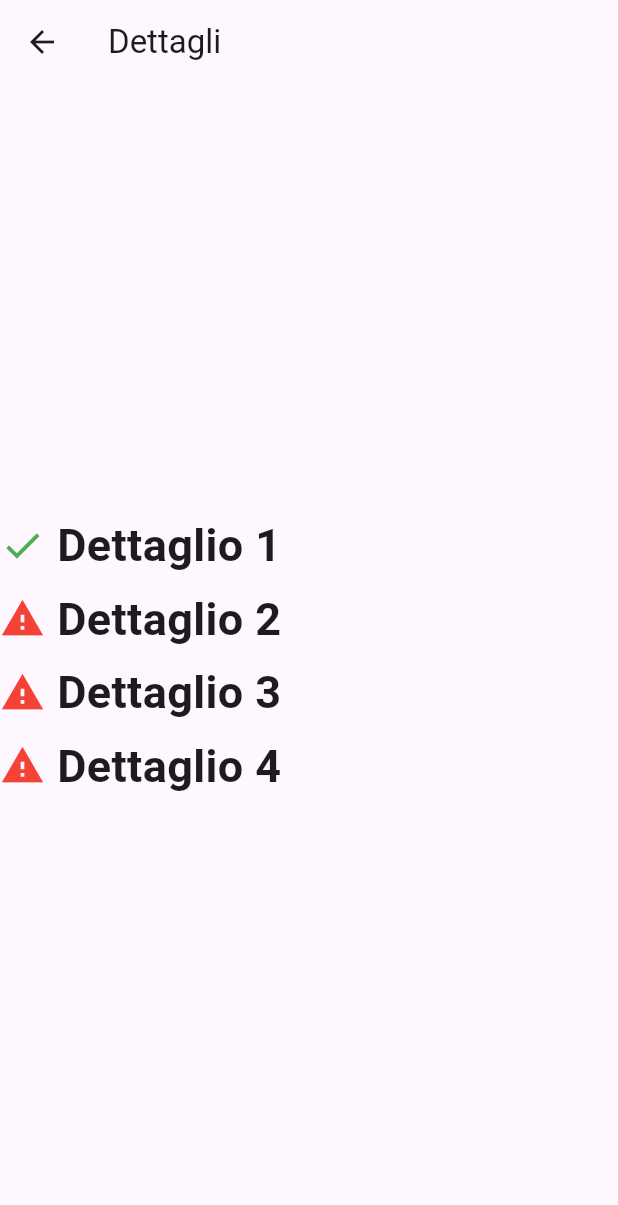
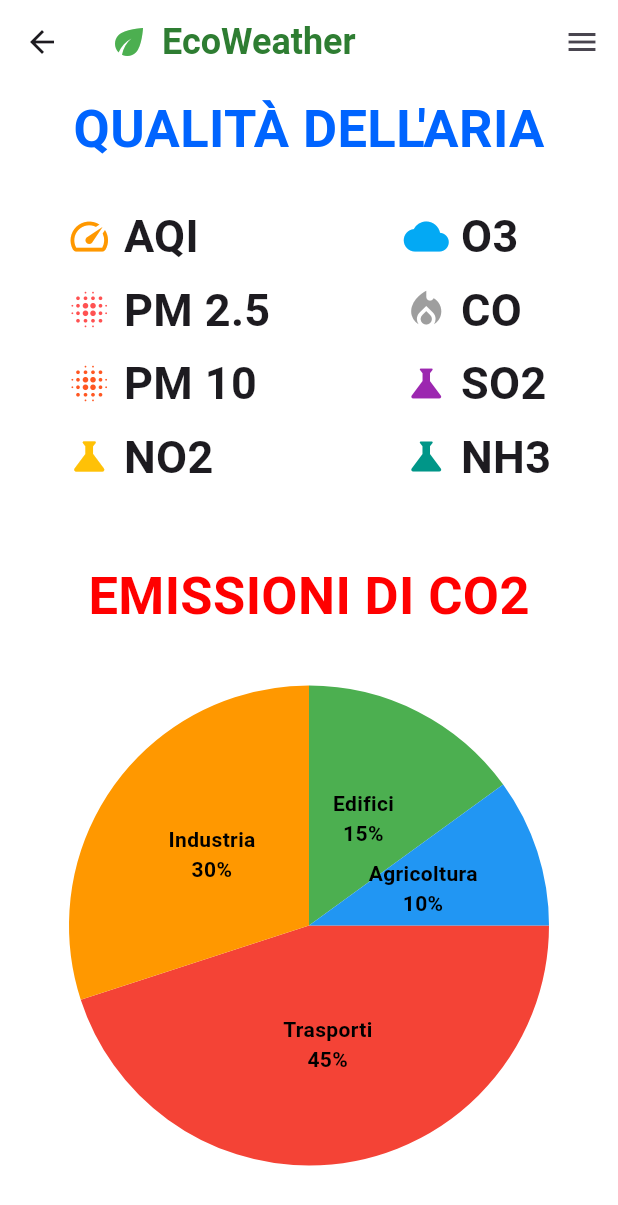
Before and after one commit to ciaba17/meteo, a Flutter app: the InquinamentoScreen screen opened directly, on a phone screen of 412 x 824 dp. Shown: the top 1205 px of the screen. Run offline on Flutter 3.47's test engine with Material 3 defaults, Android fonts, the phone set to English and light mode, and no system bars; drawn by our look-alikes of fl_chart.

Commit message:
aggiunto scroll nella home screen e aggiornata schermata APPROFONDISCI

```diff
--- a/meteo/lib/main.dart
+++ b/meteo/lib/main.dart
@@ -1,6 +1,7 @@
 import 'package:flutter/material.dart';
 import 'dart:convert'; // per jsonDecode
 import 'package:http/http.dart' as http;
+import 'package:fl_chart/fl_chart.dart';// per i grafici
 
 void main() {
   runApp(EcoWeatherApp());
@@ -78,7 +79,7 @@ class _HomeScreenState extends State<HomeScreen> {
         ),
       ),
 
-      body: SafeArea(
+      body: SingleChildScrollView(
         child: Padding(
           padding: const EdgeInsets.all(24.0),
           child: Column(
@@ -240,23 +241,149 @@ class InquinamentoScreen extends StatelessWidget {
   @override
   Widget build(BuildContext context) {
     return Scaffold(
+      backgroundColor: Colors.white,
+
+      // Appbar per logo e tasto menu
       appBar: AppBar(
-        title: Text("Dettagli"),
+      // Logo EcoWeather
+        backgroundColor: Colors.transparent,
+        title: Row(
+          children: [
+            Icon(Icons.eco, color: Colors.green, size: 28),
+            SizedBox(width: 8),
+            Text("EcoWeather",
+                style: TextStyle(
+                    fontSize: 24,
+                    fontWeight: FontWeight.bold,
+                    color: Colors.green[800]))
+          ],
+        ),
       ),
-      body: Center(
-        child: Column(
-          mainAxisAlignment: MainAxisAlignment.center,
+
+      // Menu laterale
+      endDrawer: Drawer(
+        child: ListView(
           children: [
-            infoBullet("Dettaglio 1", Icons.check, Colors.green),
-            infoBullet("Dettaglio 2", Icons.warning, Colors.red),
-            infoBullet("Dettaglio 3", Icons.warning, Colors.red),
-            infoBullet("Dettaglio 4", Icons.warning, Colors.red),
+            DrawerHeader(
+              decoration: BoxDecoration(color: Colors.green),
+              child: Row(
+                crossAxisAlignment: CrossAxisAlignment.start,
+                children: [
+                  Icon(Icons.eco, color: Colors.greenAccent, size: 28),
+                  Text("Dettagli",
+                    style: TextStyle(color: Colors.white, fontSize: 24)),
+                ],
+              ),
+            ),
+            ListTile(
+              leading: Icon(Icons.info),
+              title: Text("Info"),
+              onTap: () => Navigator.pop(context),
+            ),
+            ListTile(
+              leading: Icon(Icons.settings),
+              title: Text("Impostazioni"),
+              onTap: () => Navigator.pop(context),
+            ),
           ],
+        ),
+      ),
+
+      //Elenco Parametri
+      body: SingleChildScrollView( // per lo scorrimento
+        child: Center(
+          child: Column(
+            mainAxisAlignment: MainAxisAlignment.start,
+            children: [
+              SizedBox(height: 5),
+
+              Text("QUALITÀ DELL'ARIA",
+                  style:
+                      TextStyle(fontSize: 35, fontWeight: FontWeight.bold, color: const Color.fromARGB(255, 0, 100, 255))
+              ),
+
+              SizedBox(height: 25),
+
+              Row(
+                mainAxisAlignment: MainAxisAlignment.spaceAround,
+                children: [
+                  Column(
+                    crossAxisAlignment: CrossAxisAlignment.start,
+                    children: [
+                      infoBullet("AQI", Icons.speed, Colors.orange),
+                      infoBullet("PM 2.5", Icons.blur_on, Colors.redAccent),
+                      infoBullet("PM 10", Icons.blur_on, Colors.deepOrange),
+                      infoBullet("NO2", Icons.science, Colors.amber),
+                    ],
+                  ),
+
+                  Column(
+                    crossAxisAlignment: CrossAxisAlignment.start,
+                    children: [
+                      infoBullet("O3", Icons.cloud, Colors.lightBlue),
+                      infoBullet("CO", Icons.local_fire_department, Colors.grey),
+                      infoBullet("SO2", Icons.science, Colors.purple),
+                      infoBullet("NH3", Icons.science, Colors.teal),
+                    ],
+                  ),
+                ],
+              ),
+
+              SizedBox(height: 40),
+
+              Text("EMISSIONI DI CO2",
+                  style:
+                      TextStyle(fontSize: 35, fontWeight: FontWeight.bold, color: const Color.fromARGB(255, 255, 0, 0))
+              ),
+
+              SizedBox(height: 20),
+
+              SizedBox(
+                height: 350,
+                child: PieChart(
+                  PieChartData(
+                    sections: [
+                      PieChartSectionData(
+                        value: 45,
+                        color: Colors.red,
+                        title: 'Trasporti\n45%',
+                        radius: 160,
+                        titleStyle: TextStyle(fontSize: 14, fontWeight: FontWeight.bold, color: Colors.black),
+                      ),
+                      PieChartSectionData(
+                        value: 30,
+                        color: Colors.orange,
+                        title: 'Industria\n30%',
+                        radius: 160,
+                        titleStyle: TextStyle(fontSize: 14, fontWeight: FontWeight.bold, color: Colors.black),
+                      ),
+                      PieChartSectionData(
+                        value: 15,
+                        color: Colors.green,
+                        title: 'Edifici\n15%',
+                        radius: 160,
+                        titleStyle: TextStyle(fontSize: 14, fontWeight: FontWeight.bold, color: Colors.black),
+                      ),
+                      PieChartSectionData(
+                        value: 10,
+                        color: Colors.blue,
+                        title: 'Agricoltura\n10%',
+                        radius: 160,
+                        titleStyle: TextStyle(fontSize: 14, fontWeight: FontWeight.bold, color: Colors.black),
+                      ),
+                    ],
+                    sectionsSpace: 0, //distanza tra gli spicchi
+                    centerSpaceRadius: 0, //vuoto nel centro
+                  ),
+                ),
+              ),
+
+            ],
+          ),
         ),
       ),
     );
   }
-
 
   Widget infoBullet(String text, IconData iconData, Color color) {
     return Padding(
@@ -271,7 +398,6 @@ class InquinamentoScreen extends StatelessWidget {
     );
   }
 }
-
 
 class DettagliMeteoScreen extends StatelessWidget {
   const DettagliMeteoScreen({super.key});
--- a/meteo/pubspec.yaml
+++ b/meteo/pubspec.yaml
@@ -46,6 +46,8 @@ dev_dependencies:
   # package. See that file for information about deactivating specific lint
   # rules and activating additional ones.
   flutter_lints: ^5.0.0
+  fl_chart: ^0.64.0
+
 
 # For information on the generic Dart part of this file, see the
 # following page: https://dart.dev/tools/pub/pubspec
```
Also changed, not shown: meteo/pubspec.lock.
